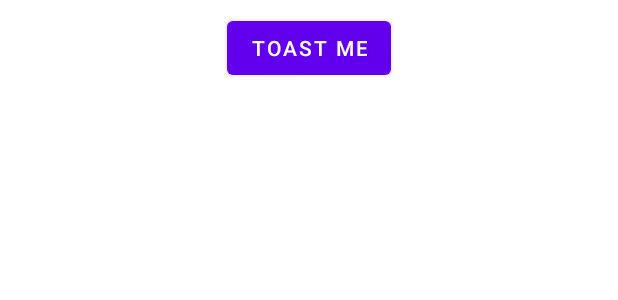
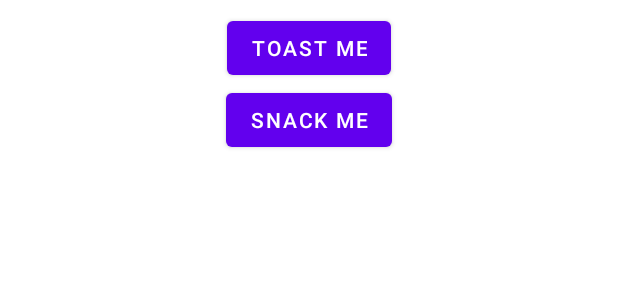
Before and after one commit to LucasBorges-91/ElementosCursoKotlin, an Android app: the layout activity_main.xml on its own in the app's theme, with its tools: preview values and no code run, on a phone screen of 412 x 824 dp. Shown: the top 300 px of the screen. Run offline under Robolectric (Android 15) with nearby library versions, the phone set to English and light mode, and no system bars.

Commit message:
criando uma snackbar

```diff
--- a/app/src/main/java/br/com/borges/lucas/elementsapplication/MainActivity.kt
+++ b/app/src/main/java/br/com/borges/lucas/elementsapplication/MainActivity.kt
@@ -6,6 +6,7 @@ import android.view.LayoutInflater
 import android.widget.Toast
 import androidx.appcompat.app.AppCompatActivity
 import br.com.borges.lucas.elementsapplication.databinding.ActivityMainBinding
+import com.google.android.material.snackbar.Snackbar
 
 class MainActivity : AppCompatActivity() {
   private lateinit var binding: ActivityMainBinding
@@ -31,6 +32,12 @@ class MainActivity : AppCompatActivity() {
       toast.setGravity( Gravity.TOP, 0, 0 )
       toast.show()
     }
+
+
+    binding.buttonSnack.setOnClickListener{
+      val snack = Snackbar.make(binding.linearRoot, "Snack", Snackbar.LENGTH_SHORT )
+      snack.show()
+    }
   }
 
   private fun toast( str: String ) {
--- a/app/src/main/res/layout/activity_main.xml
+++ b/app/src/main/res/layout/activity_main.xml
@@ -2,6 +2,7 @@
 <LinearLayout xmlns:android="http://schemas.android.com/apk/res/android"
     xmlns:app="http://schemas.android.com/apk/res-auto"
     xmlns:tools="http://schemas.android.com/tools"
+    android:id="@+id/linear_root"
     android:layout_width="match_parent"
     android:layout_height="match_parent"
     android:orientation="vertical"
@@ -15,4 +16,10 @@
         android:layout_gravity="center_horizontal"
         android:text="Toast me" />
 
+    <Button
+        android:id="@+id/button_snack"
+        android:layout_width="wrap_content"
+        android:layout_height="wrap_content"
+        android:layout_gravity="center_horizontal"
+        android:text="Snack me" />
 </LinearLayout>
```
